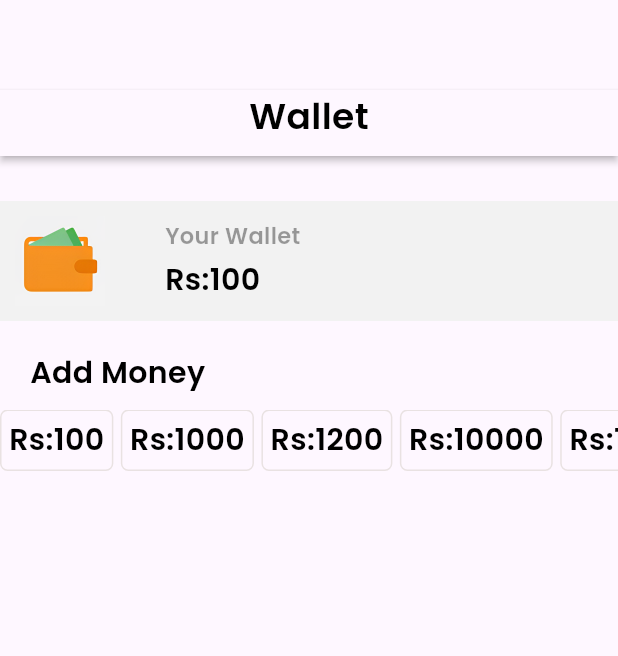
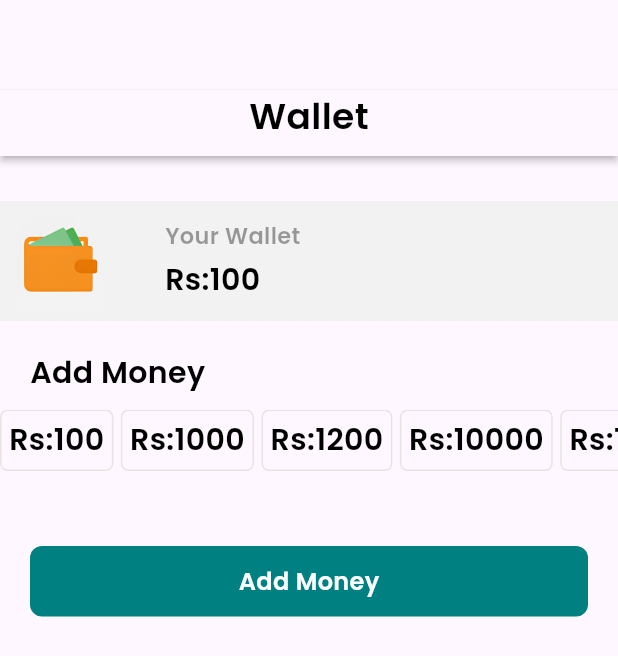
Before and after one commit to AzzamHussain/EcommerceApp_withAdminPanel, a Flutter app: the Wallet screen opened directly, on a phone screen of 412 x 824 dp. Shown: the top 656 px of the screen. Run offline on Flutter 3.47's test engine with Material 3 defaults, Android fonts, the phone set to English and light mode, and no system bars; our stand-ins replace curved_navigation_bar, firebase_auth, firebase_core; accounts and stored records are empty.

Commit message:
UI for wallet screen done

```diff
--- a/lib/pages/wallet.dart
+++ b/lib/pages/wallet.dart
@@ -79,7 +79,9 @@ class _WalletState extends State<Wallet> {
             ),
             SingleChildScrollView(
               scrollDirection: Axis.horizontal,
-              child: Row(children: [
+              child: Row(
+                  mainAxisAlignment: MainAxisAlignment.spaceEvenly,
+                  children: [
                     Container(
                         padding: EdgeInsets.all(5),
                         decoration: BoxDecoration(
@@ -153,6 +155,27 @@ class _WalletState extends State<Wallet> {
                     ),
                   ]),
             ),
+            SizedBox(
+              height: 50.0,
+            ),
+            Container(
+              margin: EdgeInsets.symmetric(horizontal: 20.0),
+              padding: EdgeInsets.symmetric(vertical: 12),
+              width: MediaQuery.of(context).size.width,
+              decoration: BoxDecoration(
+                  color: Color(0xFF008080),
+                  borderRadius: BorderRadius.circular(8.0)),
+              child: Center(
+                child: Text(
+                  "Add Money",
+                  style: TextStyle(
+                      color: Colors.white,
+                      fontSize: 16.0,
+                      fontFamily: 'Poppins',
+                      fontWeight: FontWeight.bold),
+                ),
+              ),
+            )
           ],
         ),
       ),
```
Lines whose indentation alone changed are shown as unchanged.
